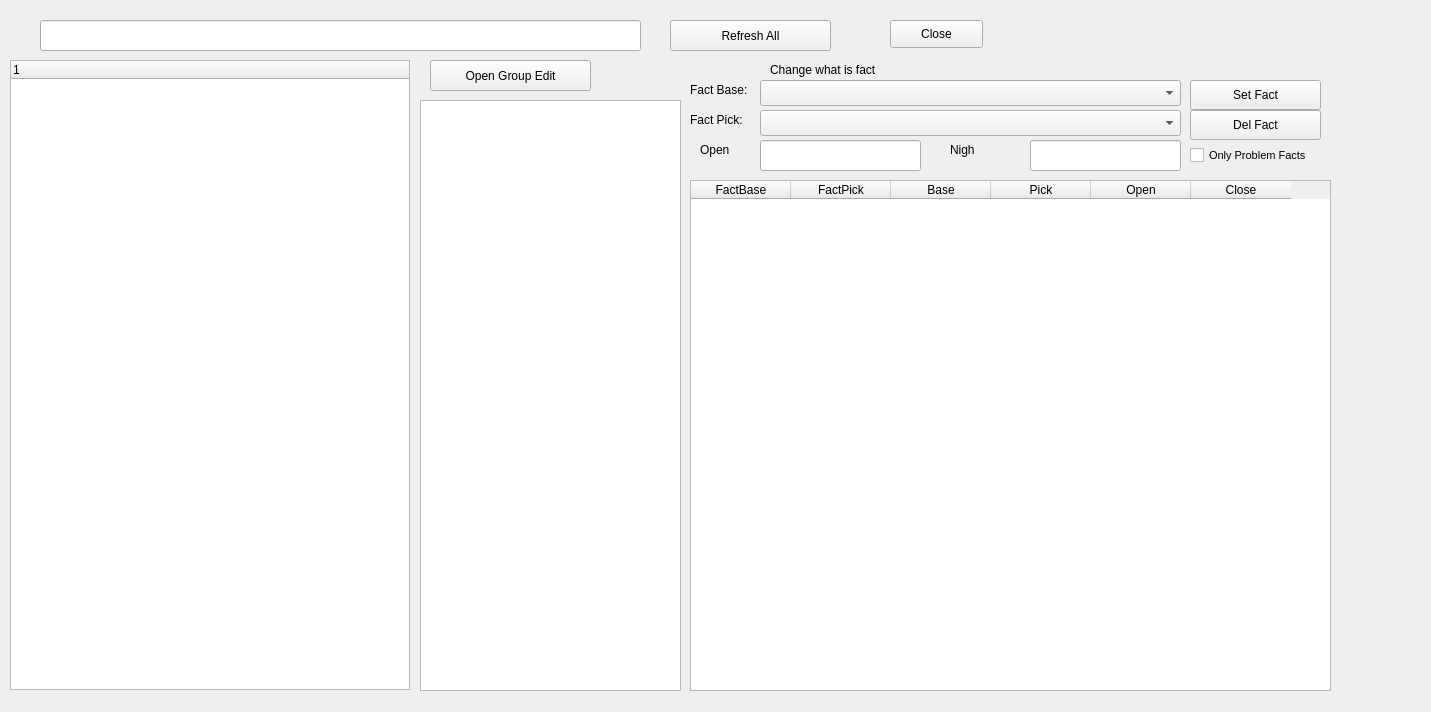
Before: the Qt Designer form ui/EditMainUI.ui in sourcery-ai-experiments/jaar, drawn with Qt 5.
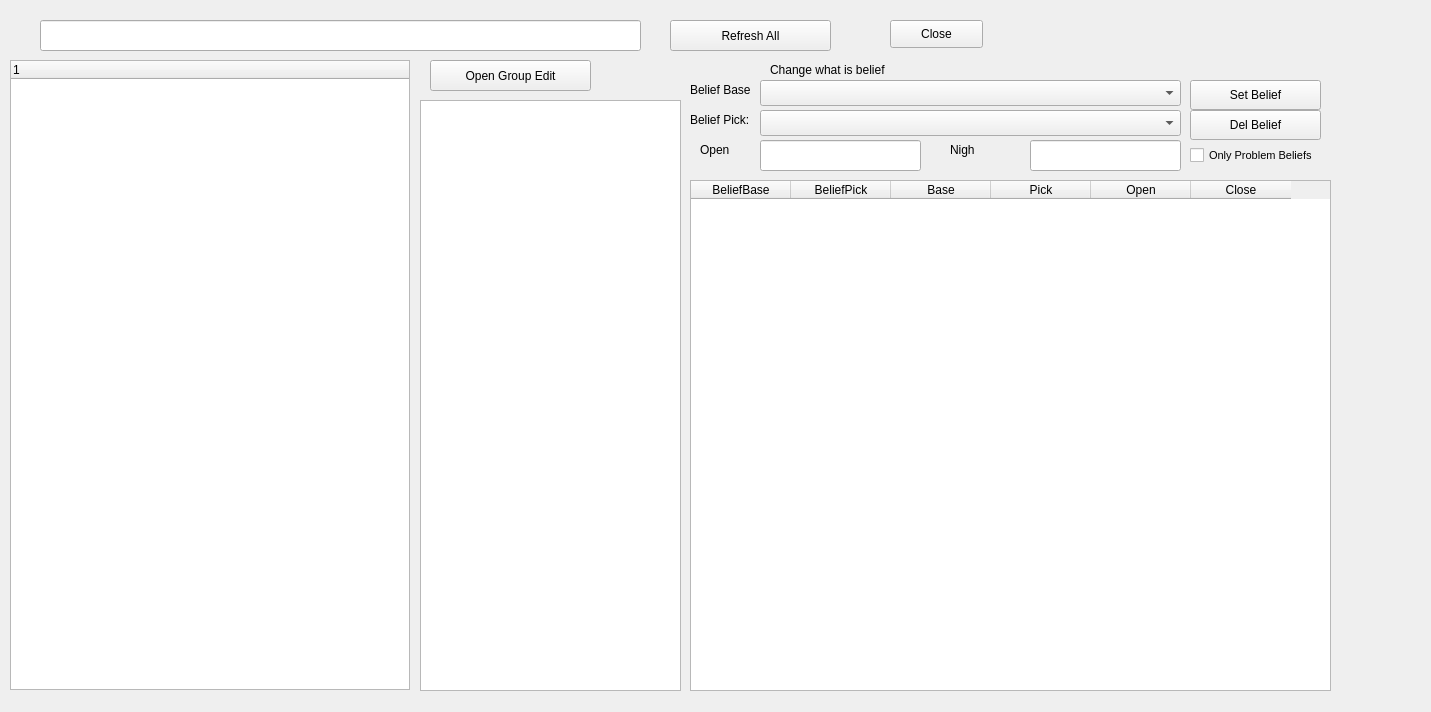
After: the same form once the commit is applied.

```diff
--- a/ui/EditMainUI.ui
+++ b/ui/EditMainUI.ui
@@ -98,12 +98,12 @@
    </property>
    <column>
     <property name="text">
-     <string>FactBase</string>
+     <string>BeliefBase</string>
     </property>
    </column>
    <column>
     <property name="text">
-     <string>FactPick</string>
+     <string>BeliefPick</string>
     </property>
    </column>
    <column>
@@ -170,7 +170,7 @@
     </rect>
    </property>
    <property name="text">
-    <string>Del Fact</string>
+    <string>Del Belief</string>
    </property>
   </widget>
   <widget class="QLineEdit" name="fact_open">
@@ -198,7 +198,7 @@
     </font>
    </property>
    <property name="text">
-    <string>Only Problem Facts</string>
+    <string>Only Problem Beliefs</string>
    </property>
   </widget>
   <widget class="QLabel" name="label_9">
@@ -211,7 +211,7 @@
     </rect>
    </property>
    <property name="text">
-    <string>Fact Pick:</string>
+    <string>Belief Pick:</string>
    </property>
   </widget>
   <widget class="QLabel" name="label_6">
@@ -224,7 +224,7 @@
     </rect>
    </property>
    <property name="text">
-    <string>Fact Base:</string>
+    <string>Belief Base:</string>
    </property>
   </widget>
   <widget class="QLabel" name="label_11">
@@ -250,7 +250,7 @@
     </rect>
    </property>
    <property name="text">
-    <string>Change what is fact</string>
+    <string>Change what is belief</string>
    </property>
   </widget>
   <widget class="QPushButton" name="fact_update_button">
@@ -263,7 +263,7 @@
     </rect>
    </property>
    <property name="text">
-    <string>Set Fact</string>
+    <string>Set Belief</string>
    </property>
   </widget>
   <widget class="QComboBox" name="fact_base_update_combo">
```
Left out of the diff: 16 changed lines with no effect on the pictures.
